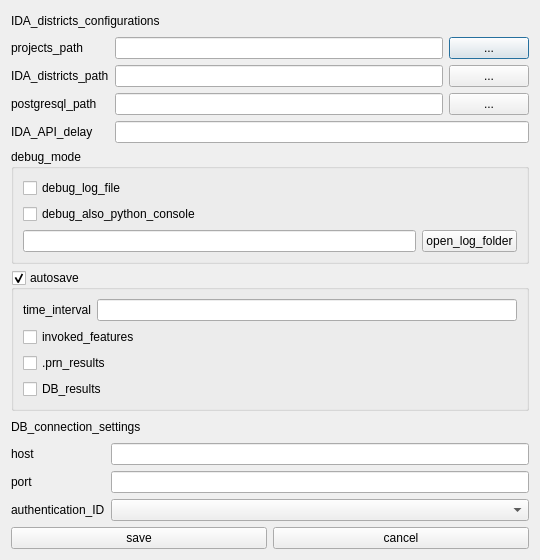
First picture: the form in districts/districts_settings_dialog.ui, repository equa/IDA-Districts, before the edit.
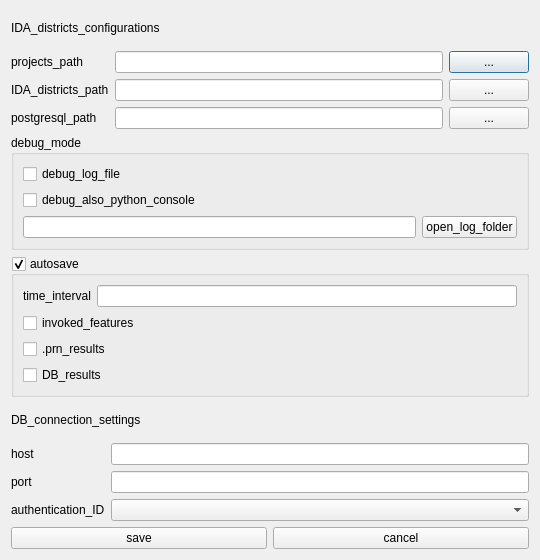
Second picture: the form after the edit.

The edit to the form file:
```diff
--- a/districts/districts_settings_dialog.ui
+++ b/districts/districts_settings_dialog.ui
@@ -46,13 +46,6 @@
           </property>
          </widget>
         </item>
-        <item>
-         <widget class="QLabel" name="label_6">
-          <property name="text">
-           <string>IDA_API_delay</string>
-          </property>
-         </widget>
-        </item>
        </layout>
       </item>
       <item>
@@ -107,13 +100,6 @@
           </item>
          </layout>
         </item>
-        <item>
-         <widget class="QLineEdit" name="lineEdit_districts_api_delay">
-          <property name="text">
-           <string/>
-          </property>
-         </widget>
-        </item>
        </layout>
       </item>
      </layout>
```
